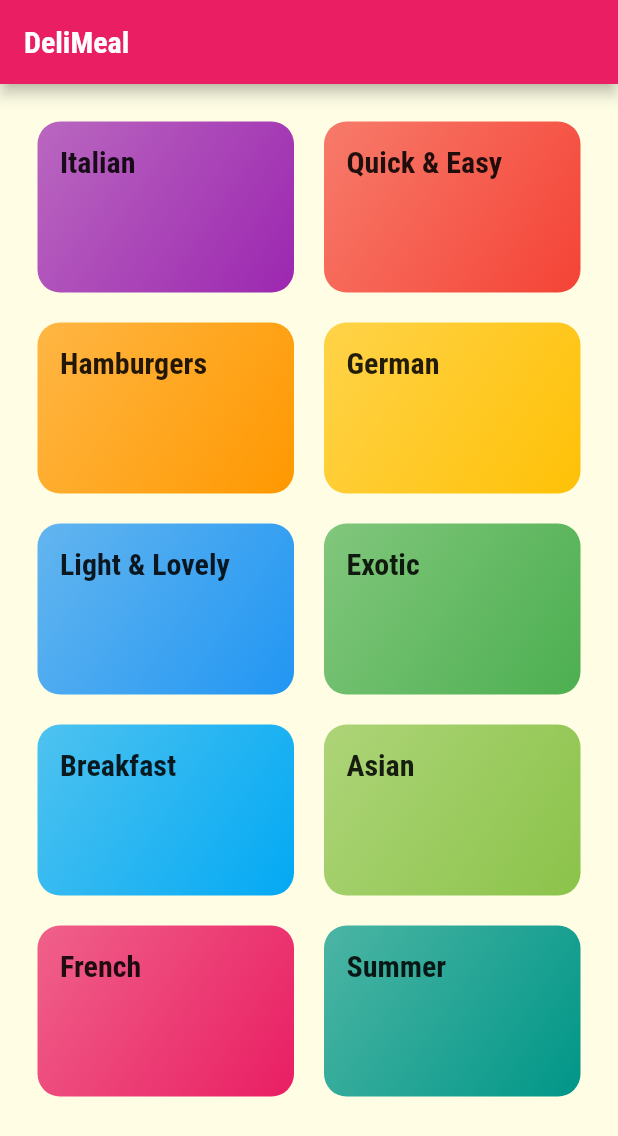
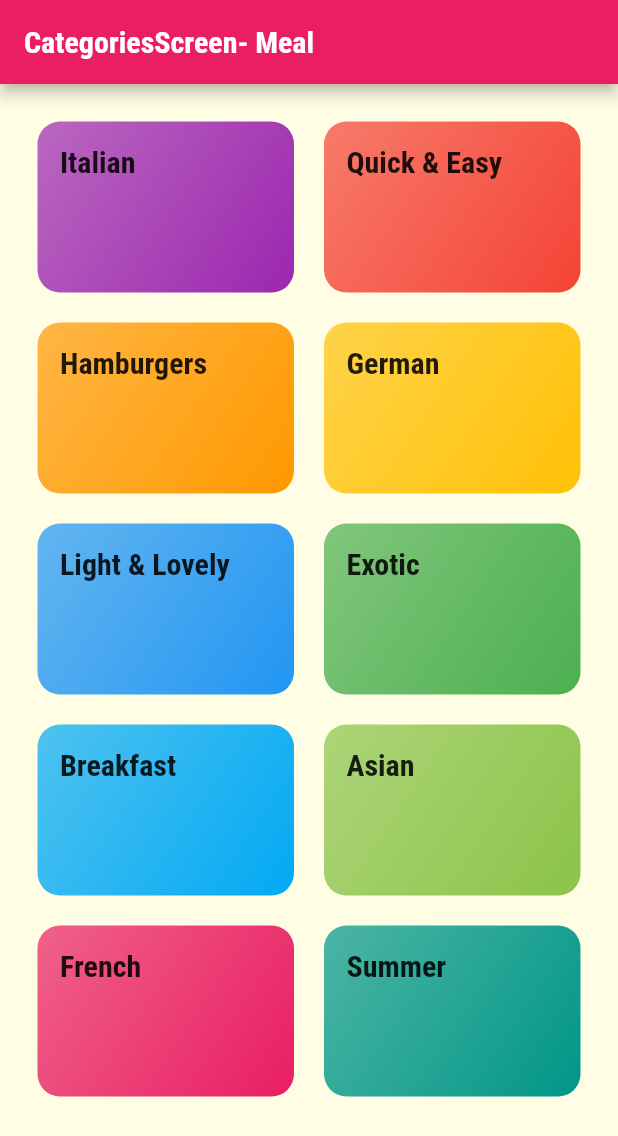
Before and after one commit to gj3017/flutter_meals, a Flutter app: the screen it shows after launch, on a phone screen of 412 x 824 dp. Shown: the top 1136 px of the screen. Run offline on Flutter 3.47's test engine with Material 2 defaults, Android fonts, the phone set to English and light mode, and no system bars.

Commit message:
标题显示类名

```diff
--- a/lib/screens/categories_screen.dart
+++ b/lib/screens/categories_screen.dart
@@ -8,17 +8,17 @@ class CategoriesScreen extends StatelessWidget {
   Widget build(BuildContext context) {
     return Scaffold(
       appBar: AppBar(
-        title: const Text('DeliMeal'),
+        title: Text(this.runtimeType.toString() + '- Meal'),
       ),
       body: GridView(
         padding: const EdgeInsets.all(25),
         children: DUMMY_CATEGORIES
             .map(
               (catData) => CategoryItem(
-                    catData.id,
-                    catData.title,
-                    catData.color,
-                  ),
+                catData.id,
+                catData.title,
+                catData.color,
+              ),
             )
             .toList(),
         gridDelegate: SliverGridDelegateWithMaxCrossAxisExtent(
--- a/lib/screens/category_meals_screen.dart
+++ b/lib/screens/category_meals_screen.dart
@@ -21,7 +21,7 @@ class CategoryMealsScreen extends StatelessWidget {
     }).toList();
     return Scaffold(
       appBar: AppBar(
-        title: Text(categoryTitle),
+        title: Text(this.runtimeType.toString() + '-' + categoryTitle),
       ),
       body: ListView.builder(
         itemBuilder: (ctx, index) {
--- a/lib/screens/meal_detail_screen.dart
+++ b/lib/screens/meal_detail_screen.dart
@@ -36,7 +36,7 @@ class MealDetailScreen extends StatelessWidget {
     final selectedMeal = DUMMY_MEALS.firstWhere((meal) => meal.id == mealId);
     return Scaffold(
       appBar: AppBar(
-        title: Text('${selectedMeal.title}'),
+        title: Text(this.runtimeType.toString() + '-${selectedMeal.title}'),
       ),
       body: SingleChildScrollView(
         child: Column(
```
